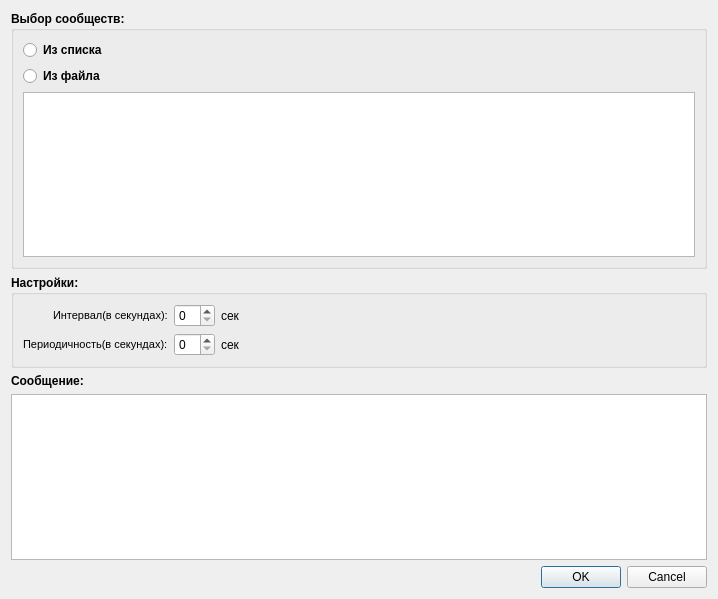
Old version of the form addtaskwindow.ui in the repository BupTy03/QtBot.
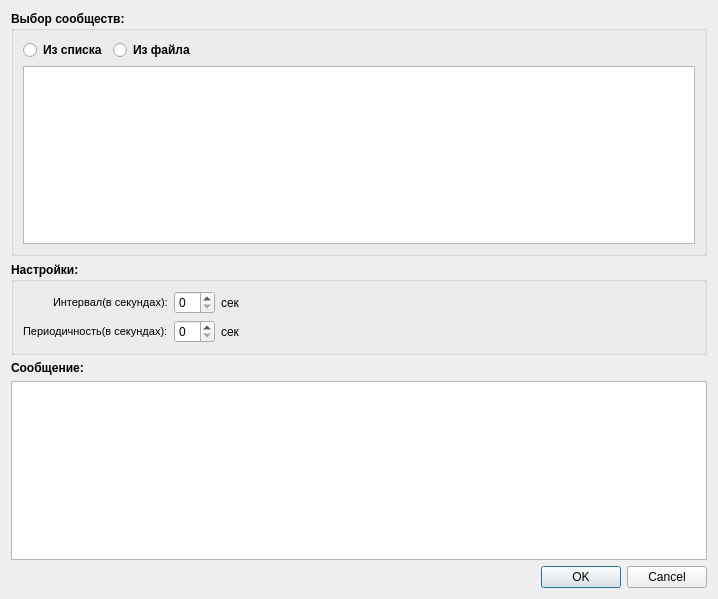
New version of the form.

```diff
--- a/addtaskwindow.ui
+++ b/addtaskwindow.ui
@@ -25,7 +25,9 @@
      <property name="title">
       <string>Выбор сообществ:</string>
      </property>
-     <layout class="QVBoxLayout" name="verticalLayout_4">
+     <layout class="QVBoxLayout" name="verticalLayout_3">
+      <item>
+       <layout class="QHBoxLayout" name="horizontalLayout_4">
       <item>
        <widget class="QRadioButton" name="radioBtnList">
         <property name="text">
@@ -39,6 +41,21 @@
          <string>Из файла</string>
         </property>
        </widget>
+        </item>
+        <item>
+         <spacer name="horizontalSpacer_2">
+          <property name="orientation">
+           <enum>Qt::Horizontal</enum>
+          </property>
+          <property name="sizeHint" stdset="0">
+           <size>
+            <width>40</width>
+            <height>20</height>
+           </size>
+          </property>
+         </spacer>
+        </item>
+       </layout>
       </item>
       <item>
        <widget class="QListView" name="listView"/>
```
Lines whose indentation alone changed are shown as unchanged.
